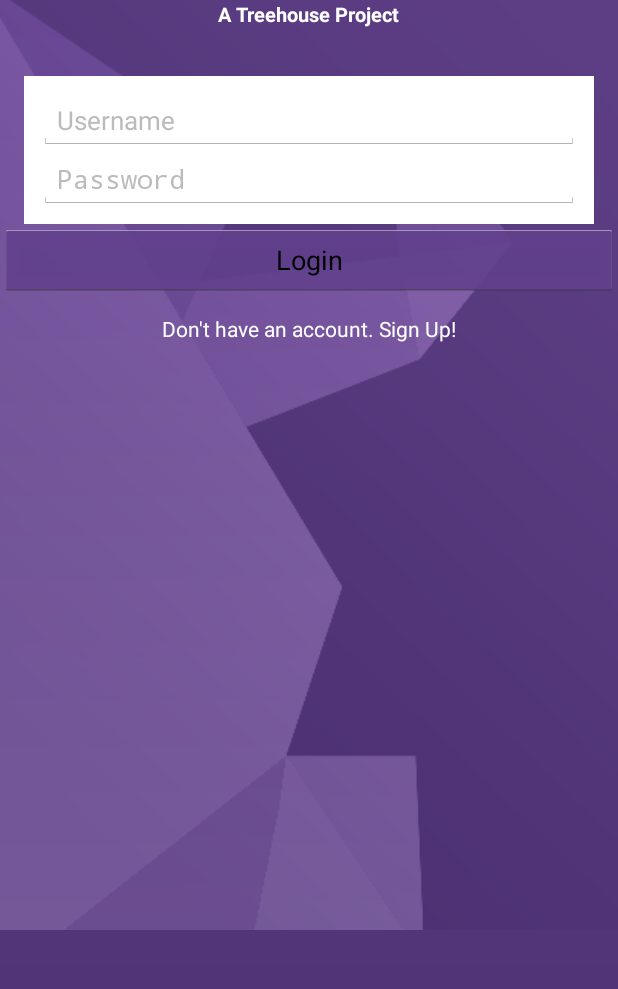
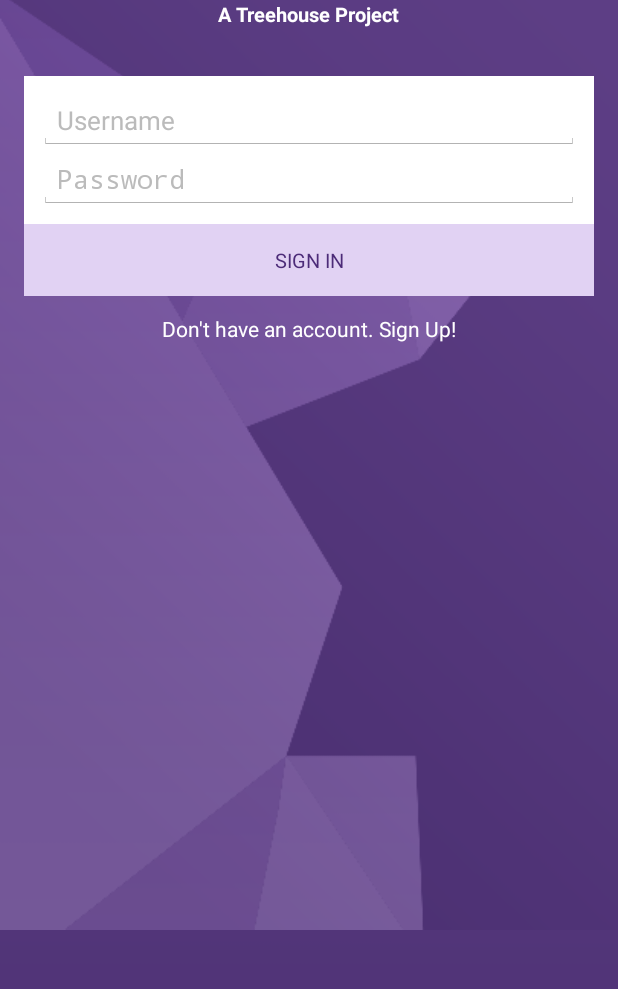
Before and after one commit to androyen/RibbitDesign, an Android app: the screen it shows after launch (LoginActivity), on a phone screen of 412 x 824 dp, the part 169-1158 px from its top. Run offline under Robolectric (Android 15) with nearby library versions, the phone set to English and light mode, and no system bars; 7 statements that could not run were skipped.

Commit message:
Style Login Button background and purple sign in text

```diff
--- /dev/null
+++ b/app/src/main/res/drawable/button_custom.xml
@@ -0,0 +1,8 @@
+<?xml version="1.0" encoding="utf-8"?>
+<selector xmlns:android="http://schemas.android.com/apk/res/android">
+    <item android:drawable="@color/pressed_purple_button"
+        android:state_pressed="true" />
+    <item android:drawable="@color/focused_purple_button"
+        android:state_focused="true" />
+    <item android:drawable="@color/light_purple_button" />
+</selector>
--- a/app/src/main/res/layout/activity_login.xml
+++ b/app/src/main/res/layout/activity_login.xml
@@ -12,9 +12,7 @@
         android:contentDescription="@string/content_desc_background"
         android:scaleType="fitStart"
         android:src="@drawable/background"
-        android:layout_alignTop="@+id/usernameField"
-        android:layout_alignLeft="@+id/usernameField"
-        android:layout_alignStart="@+id/usernameField" />
+        />
 
     <TextView
         android:id="@+id/title"
@@ -92,7 +90,12 @@
         android:layout_centerVertical="true"
         android:layout_alignLeft="@+id/backgroundImage"
         android:layout_alignStart="@+id/backgroundImage"
-        android:layout_below="@id/editTextLayout"/>
+        android:layout_below="@id/editTextLayout"
+        android:background="@drawable/button_custom"
+        android:layout_marginLeft="@dimen/activity_horizontal_margin"
+        android:layout_marginRight="@dimen/activity_horizontal_margin"
+        android:textSize="13sp"
+        android:textColor="@color/text_color"/>
 
     <TextView
         android:id="@+id/signUpText"
--- a/app/src/main/res/values/colors.xml
+++ b/app/src/main/res/values/colors.xml
@@ -2,4 +2,8 @@
     <color name="background_purple">#492A71</color>
     <color name="light_gray">#bbbbbb</color>
     <color name="apptheme_color">#61408c</color>
+    <color name="light_purple_button">#e1d2f3</color>
+    <color name="pressed_purple_button">#ba9dda</color>
+    <color name="focused_purple_button">#d6c3ed</color>
+    <color name="text_color">#4C2B78</color>
 </resources>
--- a/app/src/main/res/values/strings.xml
+++ b/app/src/main/res/values/strings.xml
@@ -9,7 +9,7 @@
     <string name="hello_world">Hello world!</string>
     <string name="username_hint">Username</string>
     <string name="password_hint">Password</string>
-    <string name="login_button_label">Login</string>
+    <string name="login_button_label">SIGN IN</string>
     <string name="sign_up_text">Don\'t have an account. Sign Up!</string>
     <string name="title_activity_sign_up">SignUpActivity</string>
     <string name="email_hint">Email</string>
--- a/app/src/main/res/values/styles.xml
+++ b/app/src/main/res/values/styles.xml
@@ -1,16 +1,6 @@
 <resources>
 
-    <!--
-        Base application theme, dependent on API level. This theme is replaced
-        by AppBaseTheme from res/values-vXX/styles.xml on newer devices.
-    -->
-    <style name="AppBaseTheme" parent="android:Theme.Light">
-        <!--
-            Theme customizations available in newer API levels can go in
-            res/values-vXX/styles.xml, while customizations related to
-            backward-compatibility can go here.
-        -->
-    </style>
+
 
     <style name="AppTheme" parent="@style/_AppTheme"/>
 
@@ -18,7 +8,6 @@
 
         <item name="android:editTextBackground">@drawable/apptheme_edit_text_holo_light</item>
 
-        <item name="android:buttonStyle">@style/ButtonAppTheme</item>
 
         <item name="android:imageButtonStyle">@style/ImageButtonAppTheme</item>
 
@@ -26,9 +15,7 @@
 
 
 
-    <style name="ButtonAppTheme" parent="android:Widget.Holo.Light.Button">
-        <item name="android:background">@drawable/apptheme_btn_default_holo_light</item>
-    </style>
+
 
     <style name="ImageButtonAppTheme" parent="android:Widget.Holo.Light.ImageButton">
         <item name="android:background">@drawable/apptheme_btn_default_holo_light</item>
```
Also changed, not shown: 27 other files.
